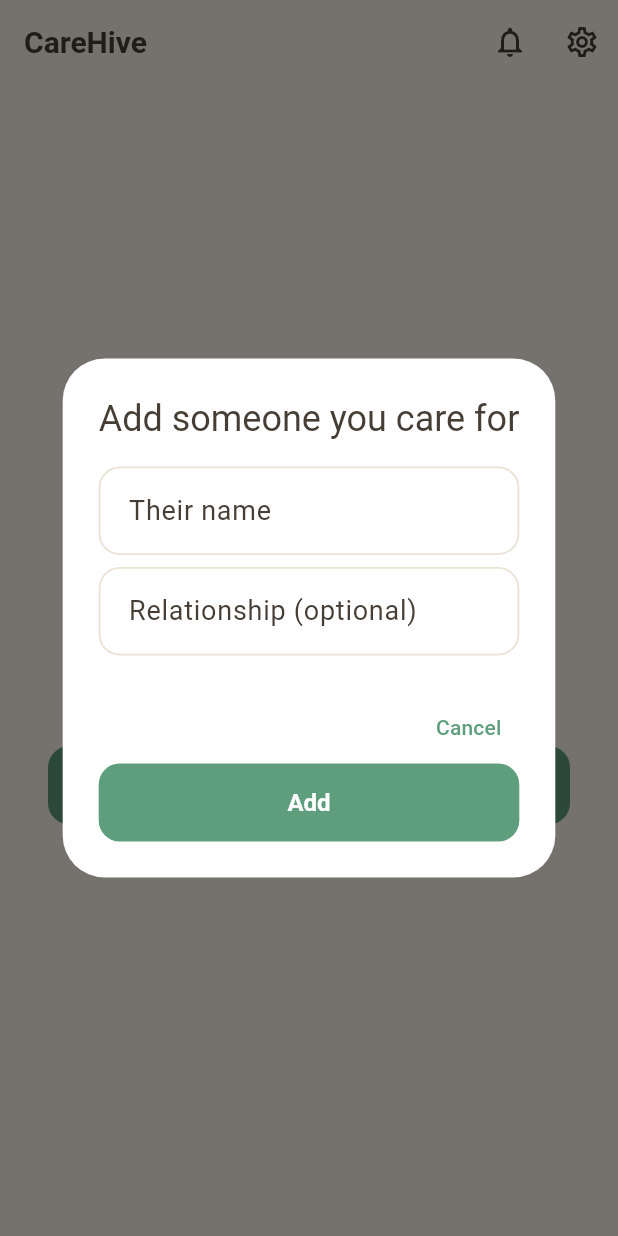
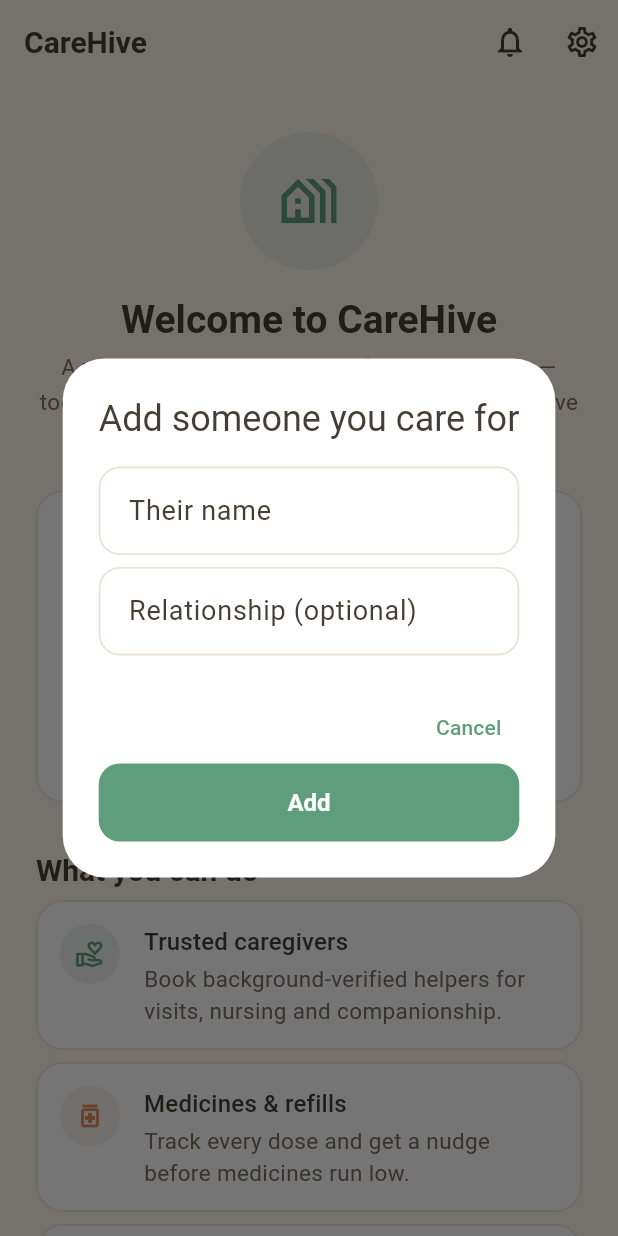
Before and after one commit to MADEMSanjanaSarvani/Elder-Care, a Flutter app: the screen it shows once a user with an empty profile is signed in, after a tap on "Add someone you care for", on a phone screen of 412 x 824 dp. Run offline on Flutter 3.47's test engine with Material 3 defaults, Android fonts, the phone set to English and light mode, and no system bars; our stand-ins replace flutter_riverpod, geolocator, go_router, supabase_flutter; accounts and stored records are empty; statements that could not run were skipped.

Commit message:
Fix add-elder FK error; add welcome explainer + login intro
Bug: "Add someone you care for" failed with elder_profiles_created_by_fkey
(500) when the signed-in user had no profiles row (role selection skipped).
family-add-elder now self-heals — upserts a family_member profiles row for
the caller (service role) before creating the elder, so the FK always holds.

UX (the "it's plain / explain the app" feedback):
- Post-login home for a new family member is now a warm WELCOME that explains
  CareHive: a hero, a "let's begin" card with the add-elder CTA, and a
  "What you can do" list (caregivers, medicines, check-ins, AI companion,
  SOS, timeline) — each with a coloured icon chip. No more bare empty screen.
- Login screen gains an app intro line + feature chips (Caregivers ·
  Medicines · Check-ins · SOS) so newcomers immediately grasp what it is.

deno check + flutter analyze clean.

Co-Authored-By: Claude Opus 4.8 <noreply@anthropic.com>
Claude-Session: https://claude.ai/code/session_01S5DTGMKeQG9VnPQnqENAW4

```diff
--- a/apps/family_elder_app/lib/features/auth/presentation/login_screen.dart
+++ b/apps/family_elder_app/lib/features/auth/presentation/login_screen.dart
@@ -194,10 +194,31 @@ class _LoginScreenState extends ConsumerState<LoginScreen> {
                       style: theme.textTheme.headlineLarge),
                   const SizedBox(height: 6),
                   Text(
-                    'Care, coordinated — for the ones who raised us.',
+                    'A home away from home for the ones who raised us.',
                     textAlign: TextAlign.center,
                     style: theme.textTheme.bodyMedium
                         ?.copyWith(color: SetuColors.mutedLight),
+                  ),
+                  const SizedBox(height: SetuSpacing.md),
+                  Text(
+                    'Book trusted caregivers, track medicines, get daily '
+                    'check-ins, and one-tap emergency help — everything to '
+                    'care for your parents, together, from anywhere.',
+                    textAlign: TextAlign.center,
+                    style: theme.textTheme.bodyMedium
+                        ?.copyWith(color: SetuColors.mutedLight, height: 1.5),
+                  ),
+                  const SizedBox(height: SetuSpacing.md),
+                  const Wrap(
+                    alignment: WrapAlignment.center,
+                    spacing: 8,
+                    runSpacing: 8,
+                    children: [
+                      _MiniFeature(Icons.volunteer_activism_outlined, 'Caregivers'),
+                      _MiniFeature(Icons.medication_outlined, 'Medicines'),
+                      _MiniFeature(Icons.favorite_outline, 'Check-ins'),
+                      _MiniFeature(Icons.sos_outlined, 'SOS help'),
+                    ],
                   ),
                   const SizedBox(height: SetuSpacing.xl),
                   Card(
@@ -357,3 +378,37 @@ class _LoginScreenState extends ConsumerState<LoginScreen> {
     ];
   }
 }
+
+/// A small feature pill used on the welcome/login header to tell newcomers
+/// what CareHive is at a glance.
+class _MiniFeature extends StatelessWidget {
+  const _MiniFeature(this.icon, this.label);
+
+  final IconData icon;
+  final String label;
+
+  @override
+  Widget build(BuildContext context) {
+    return Container(
+      padding: const EdgeInsets.symmetric(horizontal: 12, vertical: 7),
+      decoration: BoxDecoration(
+        color: SetuColors.accentLight.withValues(alpha: 0.10),
+        borderRadius: BorderRadius.circular(999),
+        border: Border.all(
+            color: SetuColors.accentLight.withValues(alpha: 0.22)),
+      ),
+      child: Row(
+        mainAxisSize: MainAxisSize.min,
+        children: [
+          Icon(icon, size: 15, color: SetuColors.accentLight),
+          const SizedBox(width: 6),
+          Text(label,
+              style: const TextStyle(
+                  fontSize: 12.5,
+                  fontWeight: FontWeight.w600,
+                  color: SetuColors.accentLight)),
+        ],
+      ),
+    );
+  }
+}
--- a/apps/family_elder_app/lib/features/family_home/presentation/family_home_screen.dart
+++ b/apps/family_elder_app/lib/features/family_home/presentation/family_home_screen.dart
@@ -107,28 +107,74 @@ Future<void> showAddElderDialog(BuildContext context, WidgetRef ref) async {
   }
 }
 
+/// First-run welcome. Rather than a bare empty state, this explains what
+/// CareHive is for a brand-new family member and invites them to begin — so
+/// the very first screen after sign-in teaches the idea and feels warm.
 class _NoElders extends ConsumerWidget {
   const _NoElders();
 
   @override
   Widget build(BuildContext context, WidgetRef ref) {
-    return Center(
-      child: Padding(
-        padding: const EdgeInsets.all(SetuSpacing.xl),
-        child: Column(
-          mainAxisSize: MainAxisSize.min,
+    final theme = Theme.of(context);
+    const features = <List<dynamic>>[
+      [Icons.volunteer_activism_outlined, SetuColors.accentLight, 'Trusted caregivers',
+        'Book background-verified helpers for visits, nursing and companionship.'],
+      [Icons.medication_outlined, SetuColors.peachLight, 'Medicines & refills',
+        'Track every dose and get a nudge before medicines run low.'],
+      [Icons.favorite_outline, SetuColors.lavenderLight, 'Daily check-ins',
+        'A gentle "I\'m okay today" from your parent, so you never wonder.'],
+      [Icons.chat_bubble_outline, SetuColors.lavenderLight, 'AI companion',
+        'Someone for them to talk to, plus warm weekly wellbeing updates.'],
+      [Icons.sos_outlined, SetuColors.sosLight, 'Emergency SOS',
+        'One tap calls for help and alerts your whole family at once.'],
+      [Icons.timeline_outlined, SetuColors.accentLight, 'Health & timeline',
+        'Every visit, appointment and update gathered in one calm place.'],
+    ];
+
+    return ListView(
+      padding: const EdgeInsets.all(SetuSpacing.lg),
       children: [
-            const Icon(Icons.family_restroom,
-                size: 56, color: SetuColors.mutedLight),
+        const SizedBox(height: SetuSpacing.sm),
+        Center(
+          child: Container(
+            padding: const EdgeInsets.all(SetuSpacing.lg),
+            decoration: BoxDecoration(
+              color: SetuColors.accentLight.withValues(alpha: 0.12),
+              shape: BoxShape.circle,
+            ),
+            child: const Icon(Icons.holiday_village_outlined,
+                size: 44, color: SetuColors.accentLight),
+          ),
+        ),
         const SizedBox(height: SetuSpacing.md),
-            Text('No one added yet',
-                style: Theme.of(context).textTheme.titleLarge),
+        Text('Welcome to CareHive',
+            textAlign: TextAlign.center, style: theme.textTheme.headlineMedium),
         const SizedBox(height: SetuSpacing.xs),
-            const Text(
-              'Add the parent or elder you care for to see their day at a glance.',
+        Text(
+          'A warm, simple way to look after your parents — together, from '
+          'anywhere. Here\'s everything CareHive does for your family.',
           textAlign: TextAlign.center,
+          style: theme.textTheme.bodyMedium
+              ?.copyWith(color: SetuColors.mutedLight, height: 1.5),
         ),
         const SizedBox(height: SetuSpacing.lg),
+
+        // Start-here card
+        Card(
+          child: Padding(
+            padding: const EdgeInsets.all(SetuSpacing.lg),
+            child: Column(
+              crossAxisAlignment: CrossAxisAlignment.start,
+              children: [
+                Text('Let\'s begin', style: theme.textTheme.titleLarge),
+                const SizedBox(height: SetuSpacing.xs),
+                Text(
+                  'Add the parent or elder you care for to unlock their '
+                  'dashboard — bookings, medicines, check-ins and more.',
+                  style: theme.textTheme.bodyMedium
+                      ?.copyWith(color: SetuColors.mutedLight),
+                ),
+                const SizedBox(height: SetuSpacing.md),
                 FilledButton.icon(
                   onPressed: () => showAddElderDialog(context, ref),
                   icon: const Icon(Icons.person_add_alt_1_outlined),
@@ -137,6 +183,42 @@ class _NoElders extends ConsumerWidget {
               ],
             ),
           ),
+        ),
+        const SizedBox(height: SetuSpacing.xl),
+
+        Text('What you can do', style: theme.textTheme.titleLarge),
+        const SizedBox(height: SetuSpacing.sm),
+        for (final f in features)
+          Padding(
+            padding: const EdgeInsets.only(bottom: SetuSpacing.sm),
+            child: Card(
+              child: Padding(
+                padding: const EdgeInsets.all(SetuSpacing.md),
+                child: Row(
+                  crossAxisAlignment: CrossAxisAlignment.start,
+                  children: [
+                    SetuIconChip(icon: f[0] as IconData, color: f[1] as Color),
+                    const SizedBox(width: SetuSpacing.md),
+                    Expanded(
+                      child: Column(
+                        crossAxisAlignment: CrossAxisAlignment.start,
+                        children: [
+                          Text(f[2] as String,
+                              style: theme.textTheme.titleMedium),
+                          const SizedBox(height: 2),
+                          Text(f[3] as String,
+                              style: theme.textTheme.bodyMedium?.copyWith(
+                                  color: SetuColors.mutedLight, height: 1.4)),
+                        ],
+                      ),
+                    ),
+                  ],
+                ),
+              ),
+            ),
+          ),
+        const SizedBox(height: SetuSpacing.lg),
+      ],
     );
   }
 }
```
Also changed, not shown: 1 other file. Lines whose indentation alone changed are shown as unchanged.
